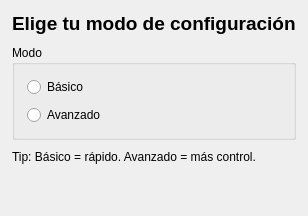
Above: src/frontend/ui/wizard_02_mode.ui from Cristian-Blanco/Geo-Time-Lapse before the change. Below: the same form after it.
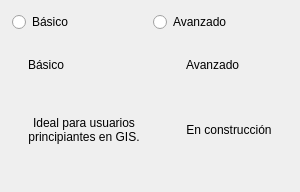
That is the form after the change.

Commit message:
[Add] login and mode selection wizards with unified styles and reusable base page
- Implemented login wizard page
- Implemented configuration mode selection wizard
- Prepared scalable wizard structure for future pages
- Unified QSS styles using shared variables
- Refactored style definitions and XML tags for consistency
- Centralized style handling across wizard dialogs
- Refactored BasePage to be reusable across future modules
- Updated dialog branding with new logo set

```diff
--- a/src/frontend/ui/wizard_02_mode.ui
+++ b/src/frontend/ui/wizard_02_mode.ui
@@ -8,56 +8,195 @@
    <property name="bottomMargin"><number>12</number></property>
    <property name="spacing"><number>10</number></property>
 
-   <item>
-    <widget class="QLabel" name="lbl_title">
-     <property name="text"><string>Elige tu modo de configuración</string></property>
-     <property name="font">
-      <font><pointsize>14</pointsize><bold>true</bold></font>
-     </property>
-    </widget>
-   </item>
+     <!-- Hidden radios (compat / state) -->
+    <item>
+        <widget class="QWidget" name="hidden_radios">
+            <property name="visible"><bool>false</bool></property>
+            <layout class="QHBoxLayout" name="hiddenRadiosLayout">
+                <property name="leftMargin"><number>0</number></property>
+                <property name="topMargin"><number>0</number></property>
+                <property name="rightMargin"><number>0</number></property>
+                <property name="bottomMargin"><number>0</number></property>
 
+                <item>
+                    <widget class="QRadioButton" name="radio_basic">
+                        <property name="text"><string>Básico</string></property>
+                    </widget>
+                </item>
+
+                <item>
+                    <widget class="QRadioButton" name="radio_advanced">
+                        <property name="text"><string>Avanzado</string></property>
+                    </widget>
+                </item>
+
+            </layout>
+        </widget>
+    </item>
+
+   <!-- Cards row -->
    <item>
-    <widget class="QGroupBox" name="group_mode">
-     <property name="title"><string>Modo</string></property>
-     <layout class="QVBoxLayout" name="groupLayout">
-      <property name="leftMargin"><number>12</number></property>
-      <property name="topMargin"><number>12</number></property>
-      <property name="rightMargin"><number>12</number></property>
-      <property name="bottomMargin"><number>12</number></property>
-      <property name="spacing"><number>8</number></property>
+    <layout class="QHBoxLayout" name="cardsRow">
+     <property name="spacing"><number>14</number></property>
 
-      <item>
-       <widget class="QRadioButton" name="radio_basic">
-        <property name="text"><string>Básico</string></property>
-       </widget>
-      </item>
+     <!-- BASIC CARD -->
+     <item>
+      <widget class="QFrame" name="card_basic">
+       <property name="frameShape"><enum>QFrame::NoFrame</enum></property>
+       <layout class="QVBoxLayout" name="cardBasicLayout">
+        <property name="leftMargin"><number>16</number></property>
+        <property name="topMargin"><number>16</number></property>
+        <property name="rightMargin"><number>16</number></property>
+        <property name="bottomMargin"><number>16</number></property>
+        <property name="spacing"><number>10</number></property>
 
-      <item>
-       <widget class="QRadioButton" name="radio_advanced">
-        <property name="text"><string>Avanzado</string></property>
-       </widget>
-      </item>
+        <item>
+         <layout class="QHBoxLayout" name="basicHead">
+          <property name="spacing"><number>10</number></property>
 
-     </layout>
-    </widget>
-   </item>
+          <item>
+           <widget class="QLabel" name="lbl_basic_title">
+            <property name="text"><string>Básico</string></property>
+           </widget>
+          </item>
 
-   <item>
-    <widget class="QLabel" name="lbl_hint">
-     <property name="text">
-      <string>Tip: Básico = rápido. Avanzado = más control.</string>
-     </property>
-     <property name="wordWrap"><bool>true</bool></property>
-    </widget>
+          <item>
+           <spacer name="sp_basic_head">
+            <property name="orientation"><enum>Qt::Horizontal</enum></property>
+            <property name="sizeHint" stdset="0"><size><width>10</width><height>10</height></size></property>
+           </spacer>
+          </item>
+         </layout>
+        </item>
+
+        <!-- =========== card content center =========== -->
+        <item>
+            <layout class="QVBoxLayout" name="basicBodyLayout">
+                <property name="spacing"><number>10</number></property>
+
+                <!-- up spacer -->
+                <item>
+                <spacer name="sp_basic_top">
+                    <property name="orientation"><enum>Qt::Vertical</enum></property>
+                    <property name="sizeHint" stdset="0"><size><width>10</width><height>10</height></size></property>
+                </spacer>
+                </item>
+
+                <!-- icon -->
+                <item>
+                <widget class="QLabel" name="img_basic">
+                    <property name="alignment"><set>Qt::AlignHCenter|Qt::AlignVCenter</set></property>
+                    <property name="scaledContents"><bool>false</bool></property>
+                    <property name="text"><string></string></property>
+                </widget>
+                </item>
+
+                <!-- desc -->
+                <item>
+                <widget class="QLabel" name="lbl_basic_desc">
+                    <property name="alignment"><set>Qt::AlignHCenter|Qt::AlignTop</set></property>
+                    <property name="wordWrap"><bool>true</bool></property>
+                    <property name="text"><string>Ideal para usuarios principiantes en GIS.</string></property>
+                </widget>
+                </item>
+
+                <!-- down spacer -->
+                <item>
+                <spacer name="sp_basic_bottom">
+                    <property name="orientation"><enum>Qt::Vertical</enum></property>
+                    <property name="sizeHint" stdset="0"><size><width>10</width><height>10</height></size></property>
+                </spacer>
+                </item>
+            </layout>
+        </item>
+
+
+       </layout>
+      </widget>
+     </item>
+
+     <!-- ADVANCED CARD -->
+     <item>
+      <widget class="QFrame" name="card_advanced">
+       <property name="frameShape"><enum>QFrame::NoFrame</enum></property>
+       <layout class="QVBoxLayout" name="cardAdvancedLayout">
+        <property name="leftMargin"><number>16</number></property>
+        <property name="topMargin"><number>16</number></property>
+        <property name="rightMargin"><number>16</number></property>
+        <property name="bottomMargin"><number>16</number></property>
+        <property name="spacing"><number>10</number></property>
+
+        <item>
+         <layout class="QHBoxLayout" name="advHead">
+          <property name="spacing"><number>10</number></property>
+
+          <item>
+           <widget class="QLabel" name="lbl_adv_title">
+            <property name="text"><string>Avanzado</string></property>
+           </widget>
+          </item>
+
+          <item>
+           <spacer name="sp_adv_head">
+            <property name="orientation"><enum>Qt::Horizontal</enum></property>
+            <property name="sizeHint" stdset="0"><size><width>10</width><height>10</height></size></property>
+           </spacer>
+          </item>
+         </layout>
+        </item>
+
+        <!-- =========== card content center =========== -->
+        <item>
+            <layout class="QVBoxLayout" name="advBodyLayout">
+                <property name="spacing"><number>10</number></property>
+
+                <!-- up spacer -->
+                <item>
+                <spacer name="sp_adv_top">
+                    <property name="orientation"><enum>Qt::Vertical</enum></property>
+                    <property name="sizeHint" stdset="0"><size><width>10</width><height>10</height></size></property>
+                </spacer>
+                </item>
+
+                <!-- icon -->
+                <item>
+                    <widget class="QLabel" name="img_advanced">
+                        <property name="alignment"><set>Qt::AlignHCenter|Qt::AlignVCenter</set></property>
+                        <property name="scaledContents"><bool>false</bool></property>
+                        <property name="text"><string></string></property>
+                    </widget>
+                </item>
+
+                <!-- desc -->
+                <item>
+                <widget class="QLabel" name="lbl_adv_desc">
+                    <property name="alignment"><set>Qt::AlignHCenter|Qt::AlignTop</set></property>
+                    <property name="wordWrap"><bool>true</bool></property>
+                    <property name="text"><string>En construcción</string></property>
+                </widget>
+                </item>
+
+                <!-- down spacer -->
+                <item>
+                <spacer name="sp_adv_bottom">
+                    <property name="orientation"><enum>Qt::Vertical</enum></property>
+                    <property name="sizeHint" stdset="0"><size><width>10</width><height>10</height></size></property>
+                </spacer>
+                </item>
+            </layout>
+        </item>
+       </layout>
+      </widget>
+     </item>
+
+    </layout>
    </item>
 
+   <!-- Spacer to push down -->
    <item>
     <spacer name="verticalSpacer">
      <property name="orientation"><enum>Qt::Vertical</enum></property>
-     <property name="sizeHint" stdset="0">
-      <size><width>20</width><height>40</height></size>
-     </property>
+     <property name="sizeHint" stdset="0"><size><width>10</width><height>10</height></size></property>
     </spacer>
    </item>
 
```
Left out of the diff: 4 changed lines with no effect on the pictures. The commit also changes 28 other files.
